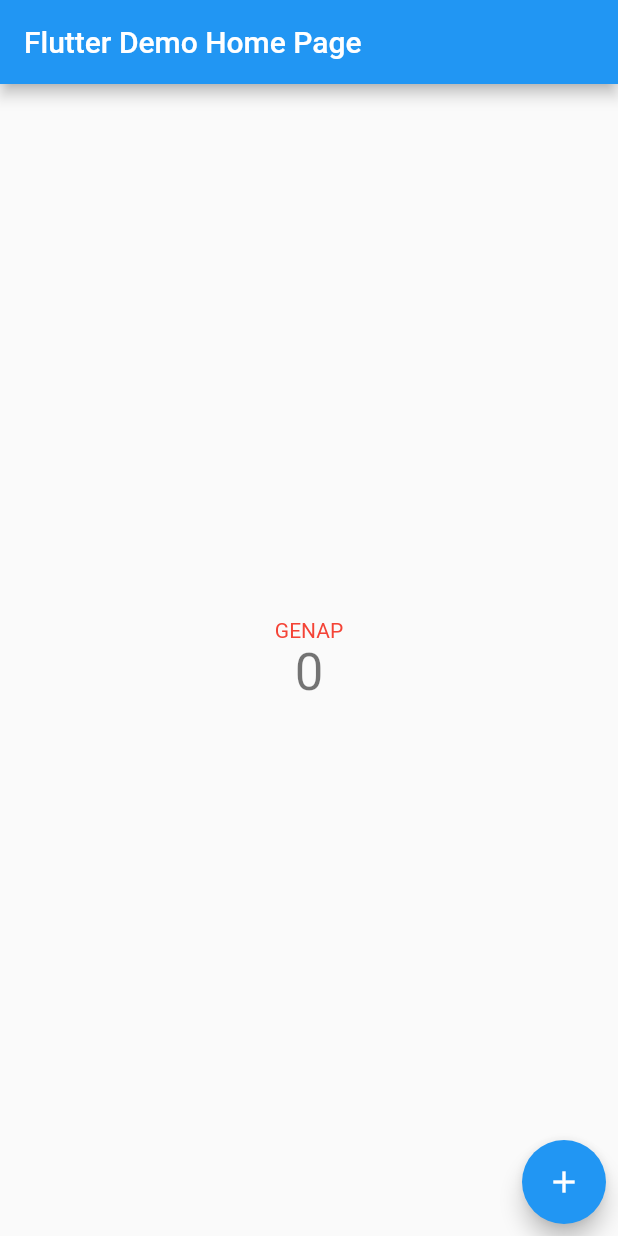
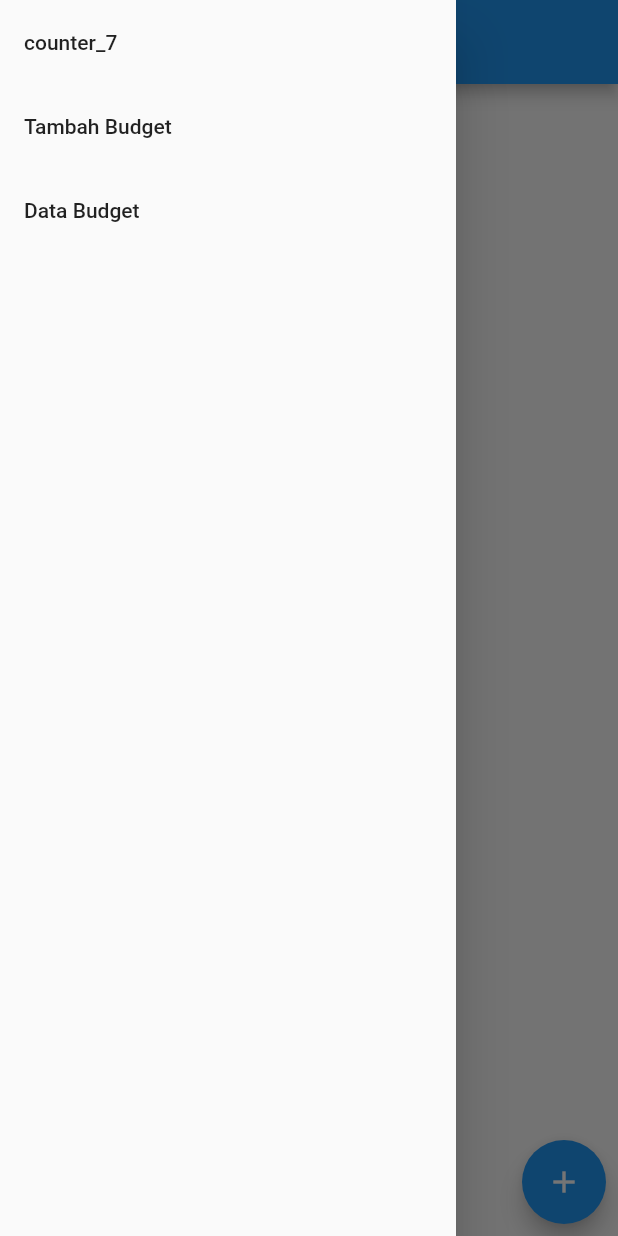
Before and after one commit to rizqy-rmdhn/pbp-flutter-lab, a Flutter app: the screen it shows after launch, with the side drawer open (before the commit the screen has no drawer), on a phone screen of 412 x 824 dp. Run offline on Flutter 3.47's test engine with Material 2 defaults, Android fonts, the phone set to English and light mode, and no system bars.

Commit message:
feature(budget): tugas 8

```diff
--- /dev/null
+++ b/lib/budgetDrawer.dart
@@ -0,0 +1,75 @@
+import 'package:flutter/material.dart';
+import 'package:pbp_flutter_lab/main.dart';
+import 'package:pbp_flutter_lab/addBudget.dart';
+import 'package:pbp_flutter_lab/showBudget.dart';
+
+class BudgetDrawer extends StatefulWidget {
+  const BudgetDrawer({super.key, required this.listBudget, required this.addBudget});
+  final List<Budget> listBudget;
+  final Function(Budget) addBudget;
+
+  @override
+  _BudgetDrawerState createState() => _BudgetDrawerState();
+}
+
+class _BudgetDrawerState extends State<BudgetDrawer> {
+  @override
+  void initState() {
+    super.initState();
+  }
+
+  @override
+  Widget build(BuildContext context) {
+    return Container(
+      child: Drawer(
+        child: Column(
+          children: [
+            // Menambahkan clickable menu
+            ListTile(
+              title: const Text('counter_7'),
+              onTap: () {
+                // Route menu ke halaman utama
+                Navigator.pushReplacement(
+                  context,
+                  MaterialPageRoute(
+                      builder: (context) => MyHomePage(
+                            listBudget: widget.listBudget,
+                            addBudget: widget.addBudget,
+                          )),
+                );
+              },
+            ),
+            ListTile(
+              title: const Text('Tambah Budget'),
+              onTap: () {
+                // Route menu ke halaman form
+                Navigator.pushReplacement(
+                  context,
+                  MaterialPageRoute(
+                      builder: (context) => AddBudgetPage(
+                            listBudget: widget.listBudget,
+                            addBudget: widget.addBudget,
+                          )),
+                );
+              },
+            ),
+            ListTile(
+              title: const Text('Data Budget'),
+              onTap: () {
+                // Route menu ke halaman form
+                Navigator.pushReplacement(
+                  context,
+                  MaterialPageRoute(
+                      builder: (context) => ShowBudgetPage(
+                            listBudget: widget.listBudget,
+                            addBudget: widget.addBudget,
+                          )),
+                );
+              },
+            ),
+          ],
+        ),
+      ),
+    );
+  }
+}
--- a/lib/main.dart
+++ b/lib/main.dart
@@ -1,17 +1,43 @@
 import 'package:flutter/material.dart';
+import 'package:pbp_flutter_lab/addBudget.dart';
+import 'package:pbp_flutter_lab/budgetDrawer.dart';
 
 void main() {
   runApp(const MyApp());
 }
 
-class MyApp extends StatelessWidget {
-  const MyApp({super.key});
+class Budget {
+  final String judul;
+  final int nominal;
+  final String jenisBudget;
+  final String tanggal;
+  Budget(this.judul, this.nominal, this.jenisBudget, this.tanggal);
+}
+
+class MyApp extends StatefulWidget {
+  const MyApp({Key? key}) : super(key: key);
+
+  @override
+  State<MyApp> createState() => _MyAppState();
+}
+
+class _MyAppState extends State<MyApp> {
 
   // This widget is the root of your application.
+
+  final List<Budget> listBudget = <Budget>[];
+
+  void addBudget(Budget budget) {
+    setState(() {
+      listBudget.add(budget);
+    });
+  }
+
+
   @override
   Widget build(BuildContext context) {
     return MaterialApp(
-      title: 'Flutter Demo',
+      title: 'Flutter Lab',
       theme: ThemeData(
         // This is the theme of your application.
         //
@@ -24,24 +50,20 @@
         // is not restarted.
         primarySwatch: Colors.blue,
       ),
-      home: const MyHomePage(title: 'Flutter Demo Home Page'),
+      home: MyHomePage(
+        listBudget: listBudget,
+        addBudget: addBudget,
+      ),
     );
   }
 }
 
 class MyHomePage extends StatefulWidget {
-  const MyHomePage({super.key, required this.title});
+    const MyHomePage({super.key, required this.listBudget, required this.addBudget});
 
-  // This widget is the home page of your application. It is stateful, meaning
-  // that it has a State object (defined below) that contains fields that affect
-  // how it looks.
-
-  // This class is the configuration for the state. It holds the values (in this
-  // case the title) provided by the parent (in this case the App widget) and
-  // used by the build method of the State. Fields in a Widget subclass are
-  // always marked "final".
-
-  final String title;
+    final String title = 'Flutter Lab';
+    final List<Budget> listBudget;
+    final Function(Budget) addBudget;
 
     @override
     State<MyHomePage> createState() => _MyHomePageState();
@@ -109,9 +131,12 @@
     // than having to individually change instances of widgets.
     return Scaffold(
   appBar: AppBar(
-        // Here we take the value from the MyHomePage object that was created by
-        // the App.build method, and use it to set our appbar title.
     title: Text(widget.title),
+  ),
+  // Menambahkan drawer menu
+  drawer: BudgetDrawer(
+    listBudget: widget.listBudget,
+    addBudget: widget.addBudget,
   ),
   body: Center(
     // Center is a layout widget. It takes a single child and positions it
--- a/pubspec.yaml
+++ b/pubspec.yaml
@@ -36,6 +36,7 @@
   # The following adds the Cupertino Icons font to your application.
   # Use with the CupertinoIcons class for iOS style icons.
   cupertino_icons: ^1.0.2
+  intl: ^0.17.0
 
 dev_dependencies:
   flutter_test:
```
Also changed, not shown: lib/addBudget.dart (added, +221 -0 lines), lib/showBudget.dart (added, +45 -0 lines), pubspec.lock. Lines whose indentation alone changed are shown as unchanged.
